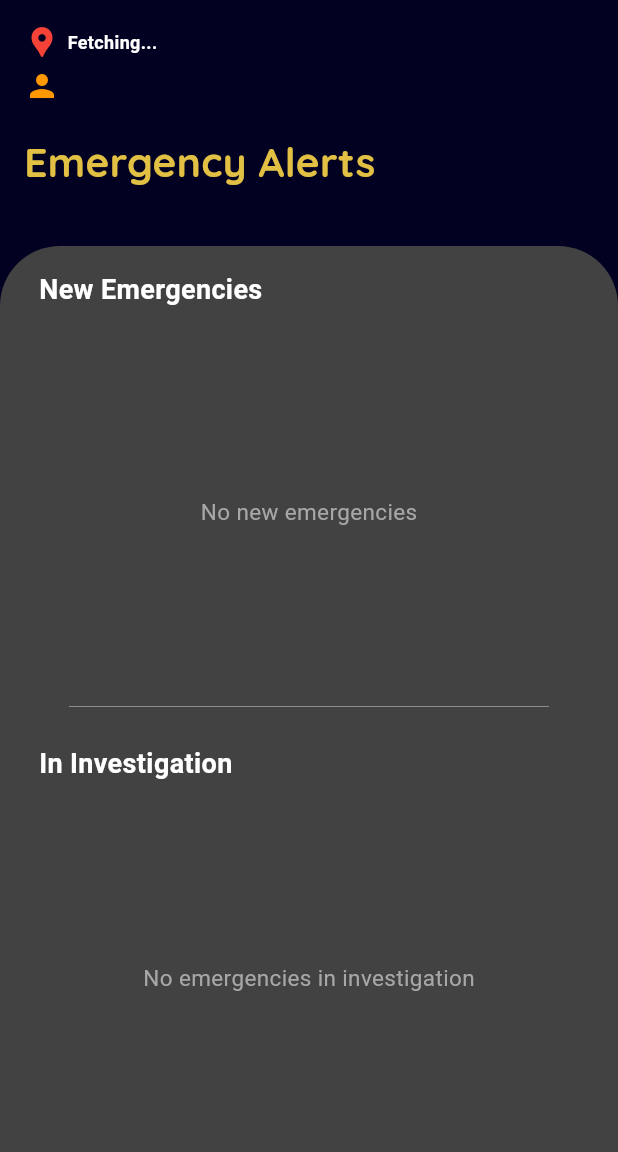
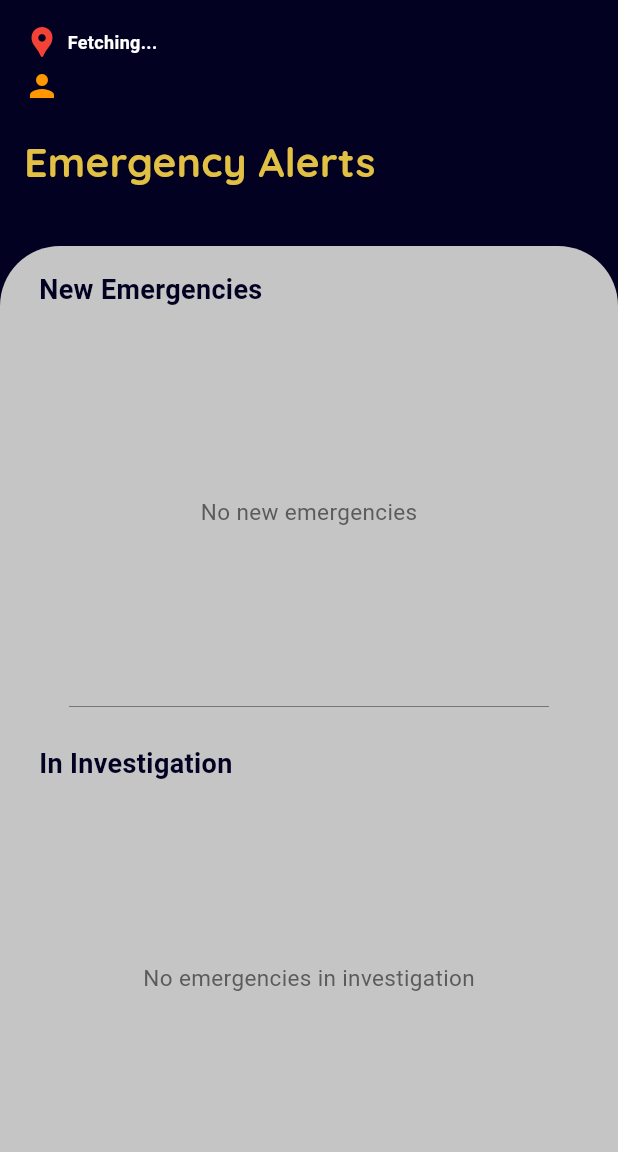
Before and after one commit to nataliaamah/hawastaff_v2, a Flutter app: the StaffMainPage screen opened directly with empty values, on a phone screen of 412 x 824 dp, the part 84-1236 px from its top. Run offline on Flutter 3.47's test engine with Material 3 defaults, Android fonts, the light colour scheme and no system bars; our stand-ins replace cloud_firestore, firebase_auth, firebase_core, geocoding, google_fonts, google_maps_flutter and 2 more; missing offline and left inert: flutter_vibrate; accounts and stored records are empty.

Commit message:
design changes

```diff
--- a/lib/staffmain.dart
+++ b/lib/staffmain.dart
@@ -426,6 +426,9 @@ class _StaffMainPageState extends State<StaffMainPage> {
                   },
                 ),
               if (isCompleted)
+                Column(
+                  crossAxisAlignment: CrossAxisAlignment.start,
+                  children: [
                     FutureBuilder<String>(
                       future: data['completedBy'] != null ? _getStaffDetails(data['completedBy']) : Future.value('Unknown Staff'),
                       builder: (context, snapshot) {
@@ -456,13 +459,21 @@ class _StaffMainPageState extends State<StaffMainPage> {
                         );
                       },
                     ),
+                    Text(
+                      'Completed On: ${_formatTimestamp(data['completedOn'])}',
+                      style: TextStyle(
+                        fontSize: 14,
+                        color: Colors.black,
+                      ),
+                    ),
+                  ],
+                ),
             ],
           ),
         ),
       ),
     );
   }
-
 
   @override
   Widget build(BuildContext context) {
@@ -540,7 +551,7 @@ class _StaffMainPageState extends State<StaffMainPage> {
                         padding: EdgeInsets.only(left: 10),
                         child: Text(
                         'New Emergencies',
-                        style: TextStyle(color: Color.fromRGBO(255, 255, 255, 1), fontSize: 18, fontWeight: FontWeight.bold),
+                        style: TextStyle(color: Color.fromRGBO(2, 1, 34, 1), fontSize: 18, fontWeight: FontWeight.bold),
                       ),
                       ),
                       SizedBox(height: 10),
@@ -550,7 +561,7 @@ class _StaffMainPageState extends State<StaffMainPage> {
                             ? Center(
                                 child: Text(
                                   'No new emergencies',
-                                  style: TextStyle(color: const Color.fromARGB(255, 167, 167, 167), fontSize: 15),
+                                  style: TextStyle(color: const Color.fromARGB(255, 91, 91, 91), fontSize: 15),
                                 ),
                               )
                             : ListView(
@@ -560,13 +571,13 @@ class _StaffMainPageState extends State<StaffMainPage> {
                                 }).toList(),
                               ),
                       ),
-                      Divider(height: 10,thickness: 0.5,color: const Color.fromARGB(255, 167, 167, 167), indent: 30, endIndent: 30,),
+                      Divider(height: 10,thickness: 0.5,color: const Color.fromARGB(255, 91, 91, 91), indent: 30, endIndent: 30,),
                       SizedBox(height: 20),
                       Padding(
                         padding : EdgeInsets.only(left: 10),
                         child : Text(
                         'In Investigation',
-                        style: TextStyle(color: Color.fromRGBO(255, 255, 255, 1), fontSize: 18, fontWeight: FontWeight.bold),
+                        style: TextStyle(color: Color.fromRGBO(2, 1, 34, 1), fontSize: 18, fontWeight: FontWeight.bold),
                       ),
                       ),
                       SizedBox(height: 10),
@@ -576,7 +587,7 @@ class _StaffMainPageState extends State<StaffMainPage> {
                             ? Center(
                                 child: Text(
                                   'No emergencies in investigation',
-                                  style: TextStyle(color: const Color.fromARGB(255, 167, 167, 167), fontSize: 15),
+                                  style: TextStyle(color: Color.fromARGB(255, 91, 91, 91), fontSize: 15),
                                 ),
                               )
                             : ListView(
@@ -586,7 +597,7 @@ class _StaffMainPageState extends State<StaffMainPage> {
                                 }).toList(),
                               ),
                       ),
-                      Divider(height: 10,thickness: 0.5,color: const Color.fromARGB(255, 167, 167, 167), indent: 30, endIndent: 30,),
+                      Divider(height: 10,thickness: 0.5,color: const Color.fromARGB(255, 91, 91, 91), indent: 30, endIndent: 30,),
                       SizedBox(height: 20),
                       Row(
                         mainAxisAlignment: MainAxisAlignment.spaceBetween,
@@ -595,7 +606,7 @@ class _StaffMainPageState extends State<StaffMainPage> {
                             padding: EdgeInsets.only(left: 10),
                             child : Text(
                             'Completed',
-                            style: TextStyle(color: Color.fromRGBO(255, 255, 255, 1), fontSize: 18, fontWeight: FontWeight.bold),
+                            style: TextStyle(color: Color.fromRGBO(2, 1, 34, 1), fontSize: 18, fontWeight: FontWeight.bold),
                           ),
                           ),
                           GestureDetector(
@@ -612,7 +623,7 @@ class _StaffMainPageState extends State<StaffMainPage> {
                             },
                             child: Text(
                               'See More',
-                              style: TextStyle(color: Color.fromRGBO(226, 192, 68, 1), fontSize: 14, fontWeight: FontWeight.bold),
+                              style: TextStyle(color: Color.fromRGBO(2, 1, 34, 1), fontSize: 14, fontWeight: FontWeight.bold),
                             ),
                           ),
                         ],
@@ -650,7 +661,7 @@ class PersonalInfoPainter extends CustomPainter {
   @override
   void paint(Canvas canvas, Size size) {
     final paint = Paint()
-      ..color = Colors.grey.shade800
+      ..color = Color.fromRGBO(197, 197, 197, 1)
       ..style = PaintingStyle.fill;
 
     final rect = Rect.fromLTWH(0, 0, size.width, size.height);
```
Also changed, not shown: lib/emergencyview.dart (+75 -6 lines), lib/viewcompleted.dart (+16 -1 lines). Lines whose indentation alone changed are shown as unchanged.
